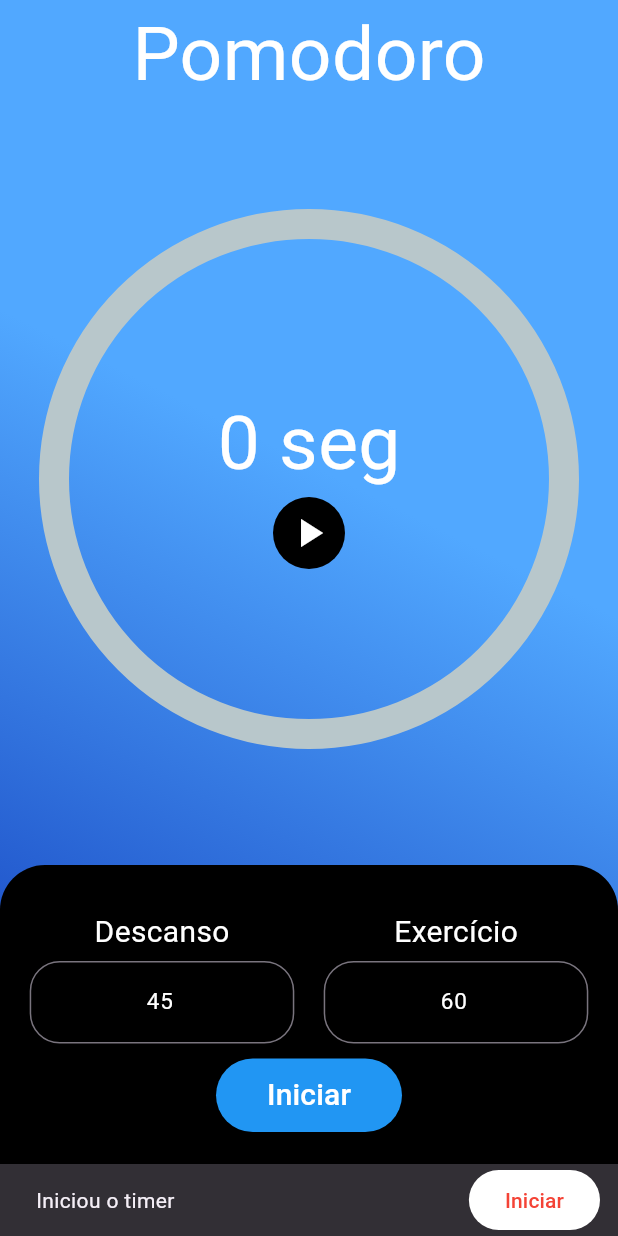
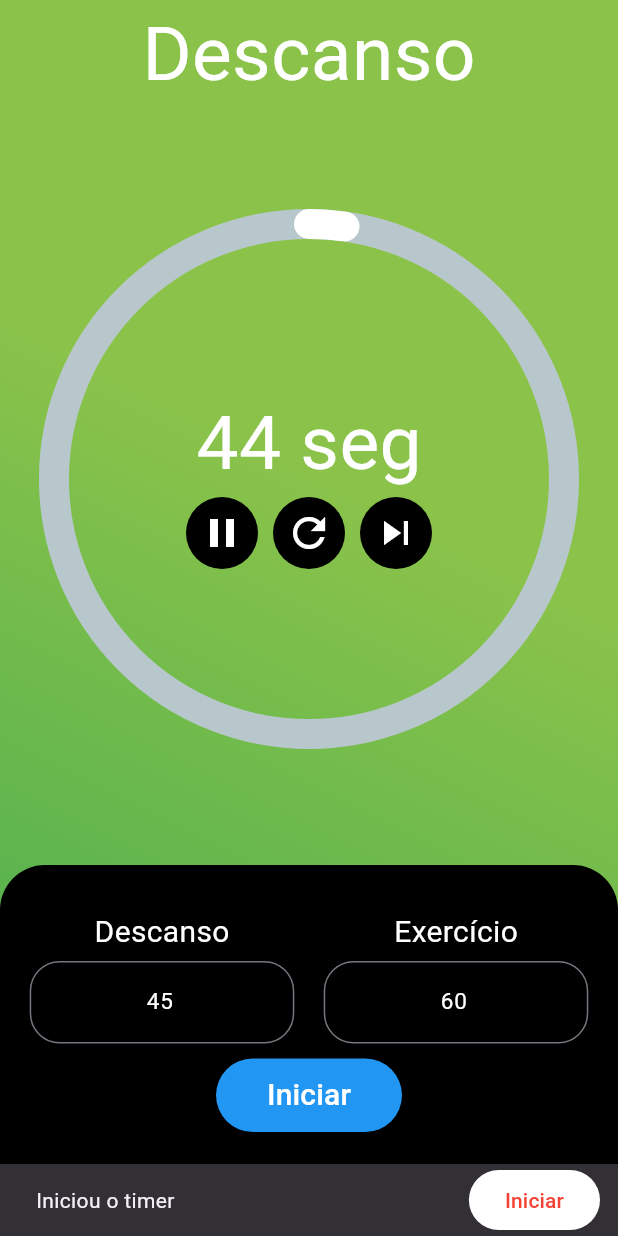
Before and after one commit to EduardTeixeira/flutter_relogio, a Flutter app: the screen it shows after launch, after a tap on the "play arrow" icon, on a phone screen of 412 x 824 dp. Run offline on Flutter 3.47's test engine with Material 3 defaults, Android fonts, the phone set to English and light mode, and no system bars; drawn by our look-alikes of percent_indicator.

```diff
--- a/lib/main.dart
+++ b/lib/main.dart
@@ -7,7 +7,7 @@ import 'package:flutter_relogio/widgets/text-info.widget.dart';
 import 'package:percent_indicator/circular_percent_indicator.dart';
 
 void main() => runApp(
-  MaterialApp(debugShowCheckedModeBanner: false, home: CountDownTimer()),
+  MaterialApp(debugShowCheckedModeBanner: false, home: const CountDownTimer()),
 );
 
 class CountDownTimer extends StatefulWidget {
@@ -24,15 +24,203 @@ class CountDownTimerState extends State<CountDownTimer> {
     begin: FractionalOffset(0.5, 1),
   );
   String centralText = "Pomodoro";
+
   final TextEditingController exerciseCtrl = TextEditingController(text: "60");
   final TextEditingController restCtrl = TextEditingController(text: "45");
+
   Timer? timer;
   bool timerActive = false;
   bool timeToRest = true;
   int timeSeconds = 0;
+
   final double maxPercent = 1.0;
   double percent = 0.0;
   double slicePercent = 0.0;
+
+  @override
+  Widget build(BuildContext context) {
+    return SafeArea(
+      child: Scaffold(
+        backgroundColor: Colors.black,
+        body: Container(
+          decoration: BoxDecoration(gradient: backgroundColor),
+          width: double.infinity,
+          child: Column(
+            mainAxisAlignment: MainAxisAlignment.center,
+            crossAxisAlignment: CrossAxisAlignment.center,
+            children: <Widget>[
+              TextInfo(label: centralText, fontSize: 50.0),
+              Expanded(
+                flex: 6,
+                child: CircularPercentIndicator(
+                  percent: percent,
+                  animation: true,
+                  animateFromLastPercent: true,
+                  reverse: false,
+                  lineWidth: 20.0,
+                  circularStrokeCap: CircularStrokeCap.round,
+                  radius: 180.0,
+                  progressColor: Colors.white,
+                  center: Column(
+                    mainAxisAlignment: MainAxisAlignment.center,
+                    children: [
+                      TextInfo(label: "$timeSeconds seg", fontSize: 50.0),
+                      Column(
+                        mainAxisAlignment: MainAxisAlignment.spaceEvenly,
+                        children: <Widget>[
+                          Row(
+                            mainAxisAlignment: MainAxisAlignment.center,
+                            children:
+                                timerActive
+                                    ? [
+                                      IconTimer(
+                                        icon: const Icon(Icons.pause),
+                                        timerAction: TimerAction.pause,
+                                        onPressed: action,
+                                      ),
+                                      const SizedBox(width: 10),
+                                      IconTimer(
+                                        icon: const Icon(Icons.refresh),
+                                        timerAction: TimerAction.restore,
+                                        onPressed: action,
+                                      ),
+                                      const SizedBox(width: 10),
+                                      IconTimer(
+                                        icon: const Icon(Icons.skip_next),
+                                        timerAction: TimerAction.next,
+                                        onPressed: action,
+                                      ),
+                                    ]
+                                    : [
+                                      IconTimer(
+                                        icon: const Icon(Icons.play_arrow),
+                                        timerAction: TimerAction.play,
+                                        onPressed: action,
+                                      ),
+                                    ],
+                          ),
+                        ],
+                      ),
+                    ],
+                  ),
+                ),
+              ),
+              const SizedBox(height: 10.0),
+              Expanded(
+                flex: 3,
+                child: Container(
+                  width: double.infinity,
+                  decoration: BoxDecoration(
+                    color: Colors.black,
+                    borderRadius: BorderRadius.only(
+                      topLeft: Radius.circular(30.0),
+                      topRight: Radius.circular(30.0),
+                    ),
+                  ),
+                  child: Padding(
+                    padding: const EdgeInsets.only(
+                      top: 30.0,
+                      left: 10.0,
+                      right: 10.0,
+                      bottom: 10.0,
+                    ),
+                    child: Column(
+                      children: <Widget>[
+                        Row(
+                          children: <Widget>[
+                            Expanded(
+                              child: Column(
+                                children: <Widget>[
+                                  TextInfo(
+                                    label: "Descanso",
+                                    fontSize: _labelSize,
+                                  ),
+                                  const SizedBox(height: 5.0),
+                                  Input(ctrl: restCtrl),
+                                ],
+                              ),
+                            ),
+                            Expanded(
+                              child: Column(
+                                children: <Widget>[
+                                  TextInfo(
+                                    label: "Exercício",
+                                    fontSize: _labelSize,
+                                  ),
+                                  const SizedBox(height: 5.0),
+                                  Input(ctrl: exerciseCtrl),
+                                ],
+                              ),
+                            ),
+                          ],
+                        ),
+                        const SizedBox(height: 10),
+                        Center(
+                          child: ElevatedButton(
+                            style: ElevatedButton.styleFrom(
+                              backgroundColor: Colors.blue,
+                            ),
+                            onPressed: () {
+                              startTimer(true);
+                            },
+                            child: Padding(
+                              padding: EdgeInsets.all(10.0),
+                              child: TextInfo(
+                                label: "Iniciar",
+                                fontSize: _labelSize,
+                              ),
+                            ),
+                          ),
+                        ),
+                      ],
+                    ),
+                  ),
+                ),
+              ),
+            ],
+          ),
+        ),
+      ),
+    );
+  }
+
+  @override
+  void dispose() {
+    // TODO: implement dispose
+    super.dispose();
+    //timer?.cancel();
+    print('object ---> dispose()...');
+  }
+
+  void action(timerAction) {
+    switch (timerAction) {
+      case TimerAction.play:
+        startTimer(true);
+        print('maindart TimerAction.play');
+      case TimerAction.pause:
+        pauseTimer();
+      case TimerAction.restore:
+        print('maindart TimerAction.restore');
+      case TimerAction.next:
+        nextTimer();
+    }
+  }
+
+  void pauseTimer() {
+    if (timer != null && timer!.isActive) {
+      timer!.cancel();
+      setState(() {
+        timerActive = false;
+      });
+      print("pauseTimer()");
+      //_isRunning = false; // Atualiza o estado para pausado
+    }
+  }
+
+  void nextTimer() {
+    timeToRest = !timeToRest;
+    setTimeSeconds();
+  }
 
   void startTimer(bool isStart) {
     if (timer != null && timer!.isActive) {
@@ -83,161 +271,4 @@ class CountDownTimerState extends State<CountDownTimer> {
       percent += slicePercent;
     }
   }
-
-  void nextTimer() {
-    timeToRest = !timeToRest;
-    setTimeSeconds();
-  }
-
-  action(timerAction) {
-    switch (timerAction) {
-      case TimerAction.pause:
-        print('TimerAction.pause');
-      case TimerAction.play:
-        print('TimerAction.play');
-      case TimerAction.restore:
-        print('TimerAction.restore');
-    }
-  }
-
-  @override
-  Widget build(BuildContext context) {
-    return SafeArea(
-      child: Scaffold(
-        backgroundColor: Colors.black,
-        body: Container(
-          decoration: BoxDecoration(gradient: backgroundColor),
-          width: double.infinity,
-          child: Column(
-            mainAxisAlignment: MainAxisAlignment.center,
-            crossAxisAlignment: CrossAxisAlignment.center,
-            children: <Widget>[
-              TextInfo(label: centralText, fontSize: 50.0),
-              Expanded(
-                flex: 6,
-                child: CircularPercentIndicator(
-                  percent: percent,
-                  animation: true,
-                  animateFromLastPercent: true,
-                  reverse: false,
-                  lineWidth: 20.0,
-                  circularStrokeCap: CircularStrokeCap.round,
-                  radius: 180.0,
-                  progressColor: Colors.white,
-                  center: Column(
-                    mainAxisAlignment: MainAxisAlignment.center,
-                    children: [
-                      TextInfo(label: "$timeSeconds seg", fontSize: 50.0),
-                      Column(
-                        mainAxisAlignment: MainAxisAlignment.spaceEvenly,
-                        children: <Widget>[
-                          Row(
-                            mainAxisAlignment: MainAxisAlignment.center,
-                            children:
-                                timerActive
-                                    ? [
-                                      IconTimer(
-                                        icon: const Icon(Icons.pause),
-                                        timerAction: TimerAction.pause,
-                                        onPressed: action,
-                                      ),
-                                      const SizedBox(width: 10),
-                                      IconTimer(
-                                        icon: const Icon(Icons.refresh),
-                                        timerAction: TimerAction.restore,
-                                        onPressed: action,
-                                      ),
-                                    ]
-                                    : [
-                                      IconTimer(
-                                        icon: const Icon(Icons.play_arrow),
-                                        timerAction: TimerAction.play,
-                                        onPressed: action,
-                                      ),
-                                    ],
-                          ),
-                        ],
-                      ),
-                    ],
-                  ),
-                ),
-              ),
-              SizedBox(height: 10.0),
-              Expanded(
-                flex: 3,
-                child: Container(
-                  width: double.infinity,
-                  decoration: BoxDecoration(
-                    color: Colors.black,
-                    borderRadius: BorderRadius.only(
-                      topLeft: Radius.circular(30.0),
-                      topRight: Radius.circular(30.0),
-                    ),
-                  ),
-                  child: Padding(
-                    padding: const EdgeInsets.only(
-                      top: 30.0,
-                      left: 10.0,
-                      right: 10.0,
-                      bottom: 10.0,
-                    ),
-                    child: Column(
-                      children: <Widget>[
-                        Row(
-                          children: <Widget>[
-                            Expanded(
-                              child: Column(
-                                children: <Widget>[
-                                  TextInfo(
-                                    label: "Descanso",
-                                    fontSize: _labelSize,
-                                  ),
-                                  SizedBox(height: 5.0),
-                                  Input(ctrl: restCtrl),
-                                ],
-                              ),
-                            ),
-                            Expanded(
-                              child: Column(
-                                children: <Widget>[
-                                  TextInfo(
-                                    label: "Exercício",
-                                    fontSize: _labelSize,
-                                  ),
-                                  SizedBox(height: 5.0),
-                                  Input(ctrl: exerciseCtrl),
-                                ],
-                              ),
-                            ),
-                          ],
-                        ),
-                        SizedBox(height: 10),
-                        Center(
-                          child: ElevatedButton(
-                            style: ElevatedButton.styleFrom(
-                              backgroundColor: Colors.blue,
-                            ),
-                            onPressed: () {
-                              startTimer(true);
-                            },
-                            child: Padding(
-                              padding: EdgeInsets.all(10.0),
-                              child: TextInfo(
-                                label: "Iniciar",
-                                fontSize: _labelSize,
-                              ),
-                            ),
-                          ),
-                        ),
-                      ],
-                    ),
-                  ),
-                ),
-              ),
-            ],
-          ),
-        ),
-      ),
-    );
-  }
 }
```
